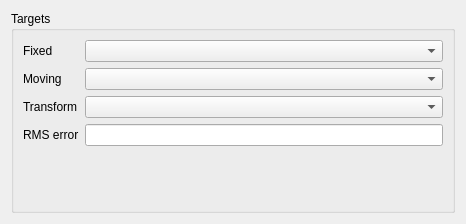
Qt form Code/Gui/MITK/Modules/niftkIGIGui/Common/QmitkRMSErrorWidget.ui (NifTK/NifTK) before a commit.
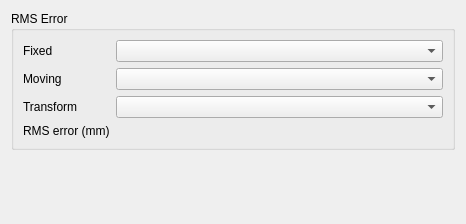
The same form after that commit. Custom widgets are drawn as their Qt base class.

Commit message: Bug #3009: Fixed invalid lookup of points and transforms

```diff
--- a/Code/Gui/MITK/Modules/niftkIGIGui/Common/QmitkRMSErrorWidget.ui
+++ b/Code/Gui/MITK/Modules/niftkIGIGui/Common/QmitkRMSErrorWidget.ui
@@ -13,11 +13,13 @@
   <property name="windowTitle">
    <string>Form</string>
   </property>
+  <layout class="QHBoxLayout" name="horizontalLayout_2">
+   <item>
   <layout class="QVBoxLayout" name="verticalLayout">
    <item>
     <widget class="ctkCollapsibleGroupBox" name="m_GroupBox">
      <property name="title">
-      <string>Targets</string>
+        <string>RMS Error</string>
      </property>
      <layout class="QHBoxLayout" name="horizontalLayout">
       <item>
@@ -61,17 +63,36 @@
         <item row="3" column="0">
          <widget class="QLabel" name="m_RMSErrorLabel">
           <property name="text">
-           <string>RMS error</string>
+             <string>RMS error (mm)</string>
           </property>
          </widget>
         </item>
         <item row="3" column="1">
-         <widget class="QLineEdit" name="m_RMSError"/>
+           <widget class="QLabel" name="m_RMSError">
+            <property name="text">
+             <string/>
+            </property>
+           </widget>
         </item>
        </layout>
       </item>
      </layout>
     </widget>
+     </item>
+     <item>
+      <spacer name="verticalSpacer">
+       <property name="orientation">
+        <enum>Qt::Vertical</enum>
+       </property>
+       <property name="sizeHint" stdset="0">
+        <size>
+         <width>20</width>
+         <height>40</height>
+        </size>
+       </property>
+      </spacer>
+     </item>
+    </layout>
    </item>
   </layout>
  </widget>
```
Lines whose indentation alone changed are shown as unchanged. The commit also changes 1 other file.
